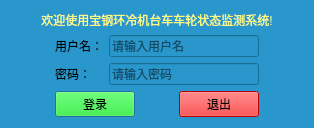
This is sources/logindialog.ui in cx3386/WheelMonitor as Qt 5 draws it before an edit. The edited form follows.
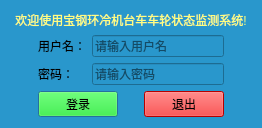
This is the edited form.

Diff of the .ui file:
```diff
--- a/sources/logindialog.ui
+++ b/sources/logindialog.ui
@@ -9,8 +9,8 @@
    <rect>
     <x>0</x>
     <y>0</y>
-    <width>314</width>
-    <height>115</height>
+    <width>262</width>
+    <height>87</height>
    </rect>
   </property>
   <property name="sizePolicy">
```
Left out of the diff: 2 changed lines with no effect on the pictures.
